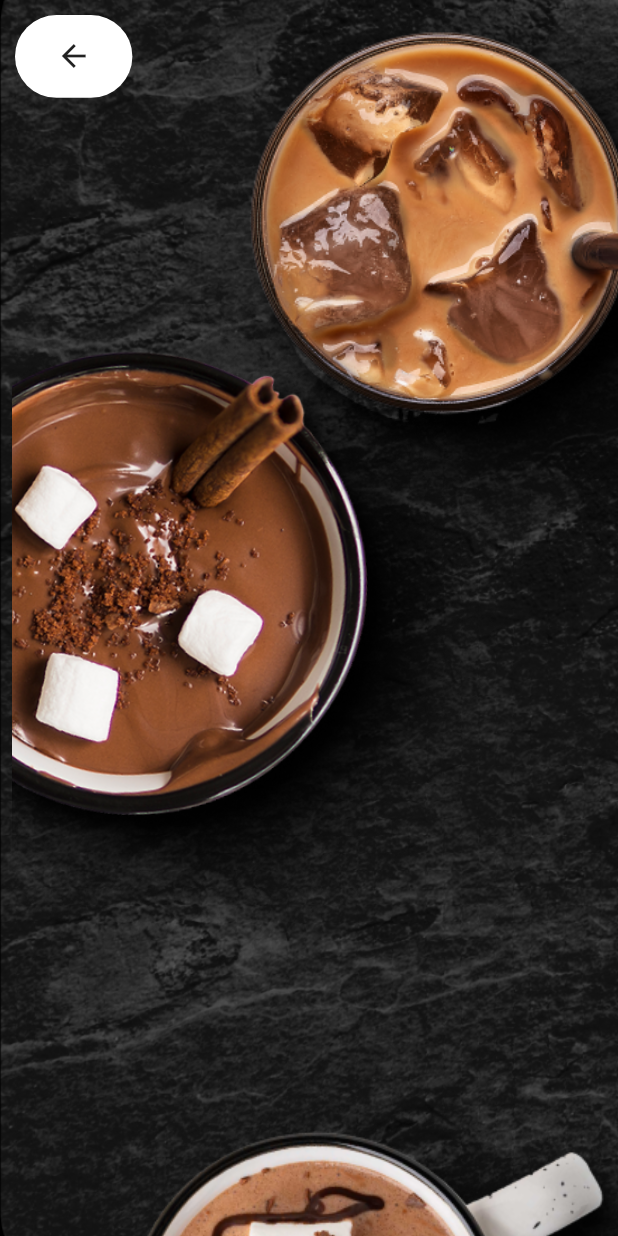
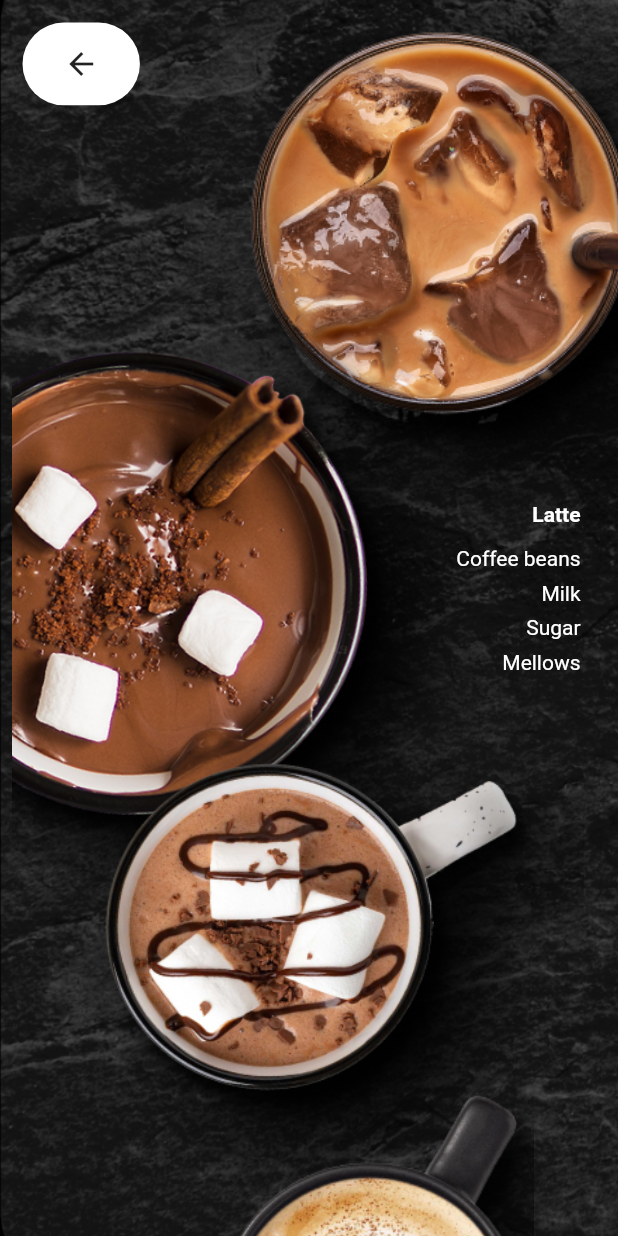
Before and after one commit to Ahmadsaniliman/CoffeeAppUi, a Flutter app: the screen it shows after launch, on a phone screen of 412 x 824 dp. Run offline on Flutter 3.47's test engine with Material 2 defaults, Android fonts, the phone set to English and light mode, and no system bars; our stand-ins replace flutter_svg.

Commit message:
another commit

```diff
--- /dev/null
+++ b/lib/Home/Components/arrow.dart
@@ -0,0 +1,40 @@
+import 'package:flutter/material.dart';
+import 'package:neww/Constants/routes.dart';
+
+class ArrowBack extends StatelessWidget {
+  const ArrowBack({
+    Key? key,
+    required this.fem,
+  }) : super(key: key);
+
+  final double fem;
+
+  @override
+  Widget build(BuildContext context) {
+    return Padding(
+      padding: const EdgeInsets.all(15.0),
+      child: Positioned(
+        child: InkWell(
+          onTap: () {
+            Navigator.of(context).pushNamed(
+              detailsRoute,
+            );
+          },
+          child: Container(
+            width: 70.56 * fem,
+            height: 49.79 * fem,
+            decoration: BoxDecoration(
+              color: const Color(0xffffffff),
+              borderRadius: BorderRadius.circular(32.2116775513 * fem),
+            ),
+            child: const Center(
+              child: Icon(
+                Icons.arrow_back,
+              ),
+            ),
+          ),
+        ),
+      ),
+    );
+  }
+}
--- /dev/null
+++ b/lib/Home/Components/bottom_image.dart
@@ -0,0 +1,33 @@
+import 'package:flutter/material.dart';
+
+class BottomImage extends StatelessWidget {
+  const BottomImage({
+    Key? key,
+    required this.fem,
+  }) : super(key: key);
+
+  final double fem;
+
+  @override
+  Widget build(BuildContext context) {
+    return Positioned(
+      // image6344523ENm (1:1542)
+      //   left: 232.650390625 * fem,
+      //   top: 856.5967254639 * fem,
+
+      //   top: 484.5712890625 * fem,
+      left: 70,
+      bottom: -130,
+      child: Align(
+        child: SizedBox(
+          width: 262.28 * fem,
+          height: 262.28 * fem,
+          child: Image.asset(
+            'assets/images/image4.png',
+            // fit: BoxFit.contain,
+          ),
+        ),
+      ),
+    );
+  }
+}
--- /dev/null
+++ b/lib/Home/Components/left_image.dart
@@ -0,0 +1,29 @@
+import 'package:flutter/material.dart';
+
+class LeftImage extends StatelessWidget {
+  const LeftImage({
+    Key? key,
+    required this.fem,
+  }) : super(key: key);
+
+  final double fem;
+
+  @override
+  Widget build(BuildContext context) {
+    return Positioned(
+      // image63445212Cq (1:1529)
+      left: 52.1389160156 * fem,
+      top: -30 * fem,
+      child: Align(
+        child: SizedBox(
+          width: 508.06 * fem,
+          height: 508.06 * fem,
+          child: Image.asset(
+            'assets/images/image1.png',
+            fit: BoxFit.contain,
+          ),
+        ),
+      ),
+    );
+  }
+}
--- /dev/null
+++ b/lib/Home/Components/right_image.dart
@@ -0,0 +1,33 @@
+import 'package:flutter/material.dart';
+
+class RightImage extends StatelessWidget {
+  const RightImage({
+    Key? key,
+    required this.fem,
+  }) : super(key: key);
+
+  final double fem;
+
+  @override
+  Widget build(BuildContext context) {
+    return Positioned(
+      // image6344525UsT (1:1537)
+      left: -88 * fem,
+
+      top: 129.9411010742 * fem,
+      child: Align(
+        child: SizedBox(
+          width: 500.12 * fem,
+          height: 500.2 * fem,
+          child: ClipRRect(
+            borderRadius: BorderRadius.circular(200.6237945557 * fem),
+            child: Image.asset(
+              'assets/images/image2.png',
+              //   fit: BoxFit.cover,
+            ),
+          ),
+        ),
+      ),
+    );
+  }
+}
--- /dev/null
+++ b/lib/Home/Components/second_bot.dart
@@ -0,0 +1,34 @@
+import 'package:flutter/material.dart';
+
+class ScondBottomImage extends StatelessWidget {
+  const ScondBottomImage({
+    Key? key,
+    required this.fem,
+  }) : super(key: key);
+
+  final double fem;
+
+  @override
+  Widget build(BuildContext context) {
+    return Positioned(
+      // image6344522Wdo (1:1530)
+      left: -15.5065917969 * fem,
+      //   left: -45.5065917969 * fem,
+      // top: 484.5712890625 * fem,
+      top: 350,
+      child: Align(
+        child: SizedBox(
+          width: 400.18 * fem,
+          height: 400.45 * fem,
+          //   width: 524.18 * fem,
+          //   height: 523.45 * fem,
+          child: Image.asset(
+            'assets/images/image3.png',
+            // fit: BoxFit.contain,
+            // width: 200,
+          ),
+        ),
+      ),
+    );
+  }
+}
--- /dev/null
+++ b/lib/Home/Components/texts.dart
@@ -0,0 +1,63 @@
+import 'package:flutter/material.dart';
+
+class Texts extends StatelessWidget {
+  const Texts({
+    Key? key,
+    required this.fem,
+    required this.ffem,
+  }) : super(key: key);
+
+  final double fem;
+  final double ffem;
+
+  @override
+  Widget build(BuildContext context) {
+    return Positioned(
+      // frame1171274908Ze1 (1:1538)
+      //   left: 290.9379882812 * fem,
+      left: 210.9379882812 * fem,
+      top: 300.9595336914 * fem,
+      child: SizedBox(
+        width: 138 * fem,
+        height: 230.9 * fem,
+        child: Column(
+          crossAxisAlignment: CrossAxisAlignment.end,
+          children: [
+            Container(
+              // latteUFB (1:1539)
+              margin: EdgeInsets.fromLTRB(0 * fem, 0 * fem, 0 * fem, 7.9 * fem),
+              child: Text(
+                'Latte',
+                textAlign: TextAlign.right,
+                style: TextStyle(
+                  //   fontSize: 37.2745246887 * ffem,
+                  fontWeight: FontWeight.w700,
+                  height: 1.2575 * ffem / fem,
+                  color: Colors.white,
+                  //   color: const Color(0xffffffff),
+                ),
+              ),
+            ),
+            Container(
+              // coffeebeansmilksugarmellowsMZs (1:1541)
+              constraints: BoxConstraints(
+                maxWidth: 138 * fem,
+              ),
+              child: Text(
+                'Coffee beans\nMilk\nSugar\nMellows',
+                textAlign: TextAlign.right,
+                style: TextStyle(
+                  //   fontSize: 25.537147522 * ffem,
+                  fontWeight: FontWeight.w400,
+                  height: 1.7142855009 * ffem / fem,
+                  color: Colors.white,
+                  //   color: const Color(0xb2ffffff),
+                ),
+              ),
+            ),
+          ],
+        ),
+      ),
+    );
+  }
+}
--- a/lib/Home/home.dart
+++ b/lib/Home/home.dart
@@ -1,5 +1,11 @@
 import 'package:flutter/material.dart';
 import 'package:neww/Constants/colors.dart';
+import 'package:neww/Home/Components/arrow.dart';
+import 'package:neww/Home/Components/bottom_image.dart';
+import 'package:neww/Home/Components/left_image.dart';
+import 'package:neww/Home/Components/right_image.dart';
+import 'package:neww/Home/Components/second_bot.dart';
+import 'package:neww/Home/Components/texts.dart';
 
 class HomePage extends StatelessWidget {
   const HomePage({Key? key}) : super(key: key);
@@ -24,171 +30,15 @@ class HomePage extends StatelessWidget {
         ),
         child: Stack(
           children: [
-            // arrow back.
-            Padding(
-              padding: const EdgeInsets.all(10.0),
-              child: Positioned(
-                child: Container(
-                  width: 70.56 * fem,
-                  height: 49.79 * fem,
-                  decoration: BoxDecoration(
-                    color: const Color(0xffffffff),
-                    borderRadius: BorderRadius.circular(32.2116775513 * fem),
-                  ),
-                  child: const Center(
-                    child: Icon(
-                      Icons.arrow_back,
-                    ),
-                  ),
-                ),
-              ),
-            ),
-
-            // first side images
-            Positioned(
-              // image63445212Cq (1:1529)
-              left: 52.1389160156 * fem,
-              top: -30 * fem,
-              child: Align(
-                child: SizedBox(
-                  width: 508.06 * fem,
-                  height: 508.06 * fem,
-                  child: Image.asset(
-                    'assets/images/image1.png',
-                    fit: BoxFit.contain,
-                  ),
-                ),
-              ),
-            ),
-            //
-
-            Positioned(
-              // image6344525UsT (1:1537)
-              left: -88 * fem,
-
-              top: 129.9411010742 * fem,
-              child: Align(
-                child: SizedBox(
-                  width: 500.12 * fem,
-                  height: 500.2 * fem,
-                  child: ClipRRect(
-                    borderRadius: BorderRadius.circular(200.6237945557 * fem),
-                    child: Image.asset(
-                      'assets/images/image2.png',
-                      //   fit: BoxFit.cover,
-                    ),
-                  ),
-                ),
-              ),
-            ),
-            //
-            //
-            //
-            // Positioned(
-            //   // frame1171274908Ze1 (1:1538)
-            //   left: 290.9379882812 * fem,
-            //   top: 348.9595336914 * fem,
-            //   child: SizedBox(
-            //     width: 138 * fem,
-            //     height: 230.9 * fem,
-            //     child: Column(
-            //       crossAxisAlignment: CrossAxisAlignment.end,
-            //       children: [
-            //         Container(
-            //           // latteUFB (1:1539)
-            //           //   margin: EdgeInsets.fromLTRB(
-            //           //       0 * fem, 0 * fem, 0 * fem, 7.9 * fem),
-            //           child: Text(
-            //             'Latte',
-            //             textAlign: TextAlign.right,
-            //             style: TextStyle(
-            //               //   fontSize: 37.2745246887 * ffem,
-            //               fontWeight: FontWeight.w700,
-            //               height: 1.2575 * ffem / fem,
-            //               color: Colors.white,
-            //               //   color: const Color(0xffffffff),
-            //             ),
-            //           ),
-            //         ),
-            //         Container(
-            //           // coffeebeansmilksugarmellowsMZs (1:1541)
-            //           //   constraints: BoxConstraints(
-            //           //     maxWidth: 138 * fem,
-            //           //   ),
-            //           child: Text(
-            //             'Coffee beans\nMilk\nSugar\nMellows',
-            //             textAlign: TextAlign.right,
-            //             style: TextStyle(
-            //               //   fontSize: 25.537147522 * ffem,
-            //               fontWeight: FontWeight.w400,
-            //               height: 1.7142855009 * ffem / fem,
-            //               color: Colors.white,
-            //               //   color: const Color(0xb2ffffff),
-            //             ),
-            //           ),
-            //         ),
-            //       ],
-            //     ),
-            //   ),
-            // ),
-            //
-            //
-            //
-            //
-
-            Positioned(
-              // image6344522Wdo (1:1530)
-              left: -45.5065917969 * fem,
-              top: 484.5712890625 * fem,
-              child: Align(
-                child: SizedBox(
-                  width: 524.18 * fem,
-                  height: 523.45 * fem,
-                  child: Image.asset(
-                    'assets/images/image3.png',
-                    // fit: BoxFit.contain,
-                  ),
-                ),
-              ),
-            ),
-
-            //
-            Positioned(
-              // image6344523ENm (1:1542)
-              left: 232.650390625 * fem,
-              top: 856.5967254639 * fem,
-              child: Align(
-                child: SizedBox(
-                  width: 262.28 * fem,
-                  height: 262.28 * fem,
-                  child: Image.asset(
-                    'assets/images/image4.png',
-                    // fit: BoxFit.contain,
-                  ),
-                ),
-              ),
-            ),
-            //
+            ArrowBack(fem: fem),
+            LeftImage(fem: fem),
+            RightImage(fem: fem),
+            Texts(fem: fem, ffem: ffem),
+            ScondBottomImage(fem: fem),
+            BottomImage(fem: fem),
           ],
         ),
       ),
-
-      // second
     );
   }
 }
-
-// side image
-
-// // sid etext
-
-// // i dont know
-
-// // i dont know again
-
-// padding: EdgeInsets.fromLTRB(
-//   35.43 * fem,
-//   28.99 * fem,
-//   35.43 * fem,
-//   27.77 * fem,
-// ),
```
Also changed, not shown: lib/AnodeScreen1/Components/middle_page.dart (added, +96 -0 lines), lib/AnodeScreen1/anode_screen1.dart (+44 -0 lines), lib/Details/Components/b_app_bar.dart (+13 -2 lines).
